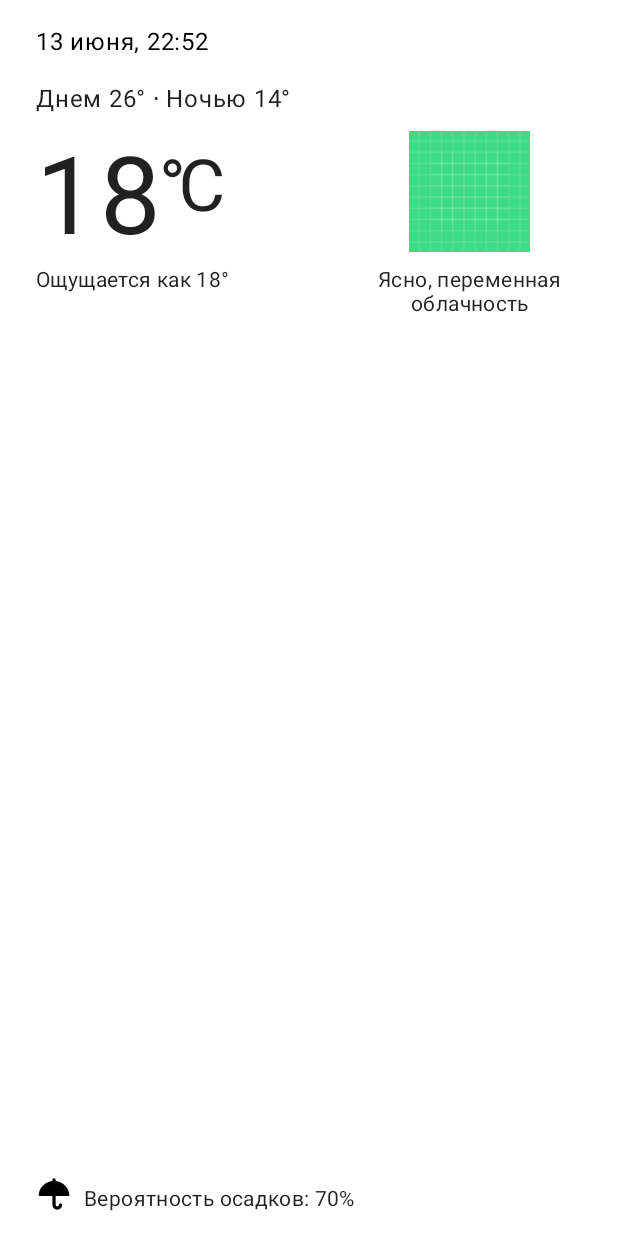
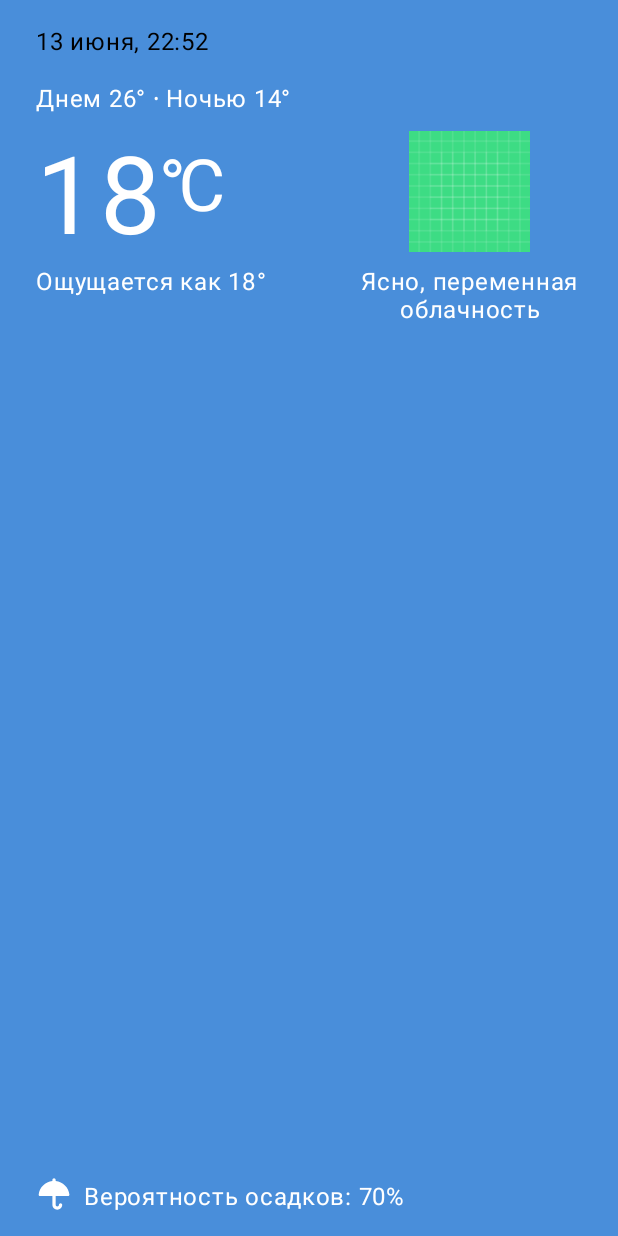
Before and after one commit to DronPascal/GB-Android-Kotlin, an Android app: the layout home__fragment_today.xml on its own in the app's theme, with its tools: preview values and no code run, on a phone screen of 412 x 824 dp. Run offline under Robolectric (Android 15) with nearby library versions, the phone set to English and light mode, and no system bars; network calls fail.

Commit message:
UI
Colors changed

```diff
--- a/WeatherApp/app/src/main/java/com/pascal/weatherapp/ui/home/fragments/FragmentsPagerAdapter.kt
+++ b/WeatherApp/app/src/main/java/com/pascal/weatherapp/ui/home/fragments/FragmentsPagerAdapter.kt
@@ -12,9 +12,8 @@ import com.pascal.weatherapp.R
 class FragmentsPagerAdapter(fa: FragmentActivity) : FragmentStateAdapter(fa) {
     companion object {
         val TAB_TITLES = arrayOf(
-            R.string.tab_text_1,
-            //R.string.tab_text_2,
-            R.string.tab_text_3
+            R.string.tab_text_today,
+            R.string.tab_text_10days
         )
     }
 
@@ -25,7 +24,6 @@ class FragmentsPagerAdapter(fa: FragmentActivity) : FragmentStateAdapter(fa) {
     override fun createFragment(position: Int): Fragment {
         return when (position) {
             0 -> TodayFragment.newInstance()
-            //1 -> TomorrowFragment.newInstance()
             else -> TenDaysFragment.newInstance()
         }
     }
--- a/WeatherApp/app/src/main/res/layout/home__activity.xml
+++ b/WeatherApp/app/src/main/res/layout/home__activity.xml
@@ -24,6 +24,7 @@
             android:layout_width="wrap_content"
             android:layout_height="wrap_content"
             android:gravity="center"
+            android:layout_gravity="center"
             android:minHeight="?actionBarSize"
             android:padding="@dimen/small_padding"
             android:text="@string/app_name"
--- a/WeatherApp/app/src/main/res/layout/home__fragment_ten_days.xml
+++ b/WeatherApp/app/src/main/res/layout/home__fragment_ten_days.xml
@@ -4,7 +4,8 @@
     android:id="@+id/contentLayout"
     android:layout_width="match_parent"
     android:layout_height="match_parent"
-    tools:context=".ui.home.fragments.TenDaysFragment">
+    tools:context=".ui.home.fragments.TenDaysFragment"
+    tools:background="@color/lignt_blue_havelock">
 
     <WebView
         android:id="@+id/webView"
--- a/WeatherApp/app/src/main/res/layout/home__fragment_today.xml
+++ b/WeatherApp/app/src/main/res/layout/home__fragment_today.xml
@@ -9,7 +9,8 @@
     <androidx.swiperefreshlayout.widget.SwipeRefreshLayout
         android:id="@+id/swipeRefresh"
         android:layout_width="match_parent"
-        android:layout_height="match_parent">
+        android:layout_height="match_parent"
+        tools:background="@color/lignt_blue_havelock">
 
         <androidx.constraintlayout.widget.ConstraintLayout
             android:id="@+id/contentLayout"
@@ -34,6 +35,7 @@
                 android:layout_height="wrap_content"
                 android:layout_marginTop="@dimen/default_margin"
                 android:textAppearance="?attr/textAppearanceBody1"
+                android:textColor="@color/white"
                 app:layout_constraintLeft_toLeftOf="parent"
                 app:layout_constraintTop_toBottomOf="@id/textviewTime"
                 tools:text="Днем 26° ∙ Ночью 14°" />
@@ -43,6 +45,7 @@
                 android:layout_width="wrap_content"
                 android:layout_height="wrap_content"
                 android:textAppearance="?attr/textAppearanceBody1"
+                android:textColor="@color/white"
                 android:textSize="72sp"
                 app:layout_constraintLeft_toLeftOf="parent"
                 app:layout_constraintTop_toBottomOf="@id/textviewDayNightTemp"
@@ -54,6 +57,7 @@
                 android:paddingTop="@dimen/huge_padding"
                 android:text="@string/degree_superior"
                 android:textAppearance="?attr/textAppearanceBody1"
+                android:textColor="@color/white"
                 android:textSize="48sp"
                 app:layout_constraintLeft_toRightOf="@+id/textviewTemp"
                 app:layout_constraintTop_toTopOf="@id/textviewTemp" />
@@ -62,7 +66,8 @@
                 android:id="@+id/textviewFeels"
                 android:layout_width="wrap_content"
                 android:layout_height="wrap_content"
-                android:textAppearance="?attr/textAppearanceBody2"
+                android:textAppearance="?attr/textAppearanceBody1"
+                android:textColor="@color/white"
                 app:layout_constraintLeft_toLeftOf="parent"
                 app:layout_constraintTop_toBottomOf="@id/textviewTemp"
                 tools:text="Ощущается как 18°" />
@@ -85,7 +90,8 @@
                 android:layout_width="0dp"
                 android:layout_height="wrap_content"
                 android:textAlignment="center"
-                android:textAppearance="?attr/textAppearanceBody2"
+                android:textAppearance="?attr/textAppearanceBody1"
+                android:textColor="@color/white"
                 app:layout_constraintLeft_toLeftOf="@id/imageWeather"
                 app:layout_constraintRight_toRightOf="@id/imageWeather"
                 app:layout_constraintTop_toBottomOf="@id/imageWeather"
@@ -99,7 +105,7 @@
                 android:scaleType="centerInside"
                 app:layout_constraintBottom_toBottomOf="parent"
                 app:layout_constraintLeft_toLeftOf="parent"
-                app:tint="?attr/colorOnSurface"
+                app:tint="@color/white"
                 tools:src="@drawable/ic_umbrella" />
 
             <TextView
@@ -107,7 +113,8 @@
                 android:layout_width="wrap_content"
                 android:layout_height="wrap_content"
                 android:layout_marginStart="@dimen/small_margin"
-                android:textAppearance="?attr/textAppearanceBody2"
+                android:textAppearance="?attr/textAppearanceBody1"
+                android:textColor="@color/white"
                 app:layout_constraintBottom_toBottomOf="parent"
                 app:layout_constraintLeft_toRightOf="@id/imageUmbrella"
                 tools:text="Вероятность осадков: 70%" />
--- a/WeatherApp/app/src/main/res/values-night/themes.xml
+++ b/WeatherApp/app/src/main/res/values-night/themes.xml
@@ -2,12 +2,12 @@
     <!-- Base application theme. -->
     <style name="Theme.WeatherApp" parent="Theme.MaterialComponents.DayNight.DarkActionBar">
         <!-- Primary brand color. -->
-        <item name="colorPrimary">@color/purple_200</item>
-        <item name="colorPrimaryVariant">@color/purple_700</item>
-        <item name="colorOnPrimary">@color/black</item>
+        <item name="colorPrimary">@color/blue_azure</item>
+        <item name="colorPrimaryVariant">@color/blue_chathams</item>
+        <item name="colorOnPrimary">@color/white</item>
         <!-- Secondary brand color. -->
-        <item name="colorSecondary">@color/teal_200</item>
-        <item name="colorSecondaryVariant">@color/teal_200</item>
+        <item name="colorSecondary">@color/light_blue_picton</item>
+        <item name="colorSecondaryVariant">@color/light_blue_picton</item>
         <item name="colorOnSecondary">@color/black</item>
         <!-- Status bar color. -->
         <item name="android:statusBarColor" tools:targetApi="l">@color/san_juan</item>
--- a/WeatherApp/app/src/main/res/values/colors.xml
+++ b/WeatherApp/app/src/main/res/values/colors.xml
@@ -1,10 +1,12 @@
 <?xml version="1.0" encoding="utf-8"?>
 <resources>
-    <color name="purple_200">#FFBB86FC</color>
-    <color name="purple_500">#FF6200EE</color>
-    <color name="purple_700">#FF3700B3</color>
-    <color name="teal_200">#FF03DAC5</color>
-    <color name="teal_700">#FF018786</color>
+    <color name="blue_azure">#396697</color>
+    <color name="blue_danube">#508ACA</color>
+    <color name="blue_chathams">#1E4B7C</color>
+
+    <color name="lignt_blue_havelock">#498EDA</color>
+    <color name="light_blue_picton">#3AB2E1</color>
+
     <color name="black">#FF000000</color>
     <color name="white">#FFFFFFFF</color>
 
--- a/WeatherApp/app/src/main/res/values/themes.xml
+++ b/WeatherApp/app/src/main/res/values/themes.xml
@@ -2,13 +2,13 @@
     <!-- Base application theme. -->
     <style name="Theme.WeatherApp" parent="Theme.MaterialComponents.DayNight.DarkActionBar">
         <!-- Primary brand color. -->
-        <item name="colorPrimary">@color/purple_500</item>
-        <item name="colorPrimaryVariant">@color/purple_700</item>
+        <item name="colorPrimary">@color/blue_danube</item>
+        <item name="colorPrimaryVariant">@color/blue_chathams</item>
         <item name="colorOnPrimary">@color/white</item>
         <!-- Secondary brand color. -->
-        <item name="colorSecondary">@color/teal_200</item>
-        <item name="colorSecondaryVariant">@color/teal_700</item>
-        <item name="colorOnSecondary">@color/black</item>
+        <item name="colorSecondary">@color/light_blue_picton</item>
+        <item name="colorSecondaryVariant">@color/lignt_blue_havelock</item>
+        <item name="colorOnSecondary">@color/white</item>
         <!-- Status bar color. -->
         <item name="android:statusBarColor" tools:targetApi="l">@color/san_juan</item>
         <!-- Customize your theme here. -->
@@ -22,4 +22,6 @@
     <style name="Theme.WeatherApp.AppBarOverlay" parent="ThemeOverlay.AppCompat.Dark.ActionBar" />
 
     <style name="Theme.WeatherApp.PopupOverlay" parent="ThemeOverlay.AppCompat.Light" />
+
+
 </resources>
```
